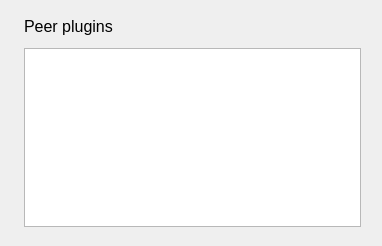
RdeWilde/JoyStream, file lib/view/PeerPluginsDialognsdialog.ui: the form before one commit.
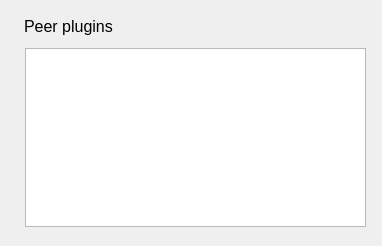
The form after the commit.

Commit message: Switched from table to treeview

What changed in the file:
```diff
--- a/lib/view/PeerPluginsDialognsdialog.ui
+++ b/lib/view/PeerPluginsDialognsdialog.ui
@@ -13,16 +13,6 @@
   <property name="windowTitle">
    <string>Peers</string>
   </property>
-  <widget class="QTableView" name="peersPluginsTableView">
-   <property name="geometry">
-    <rect>
-     <x>24</x>
-     <y>48</y>
-     <width>337</width>
-     <height>179</height>
-    </rect>
-   </property>
-  </widget>
   <widget class="QLabel" name="label">
    <property name="geometry">
     <rect>
@@ -41,6 +31,16 @@
     <string>Peer plugins</string>
    </property>
   </widget>
+  <widget class="QTreeView" name="peersPluginsTableView">
+   <property name="geometry">
+    <rect>
+     <x>25</x>
+     <y>48</y>
+     <width>341</width>
+     <height>179</height>
+    </rect>
+   </property>
+  </widget>
  </widget>
  <resources/>
  <connections/>
```
The commit also changes 6 other files.
